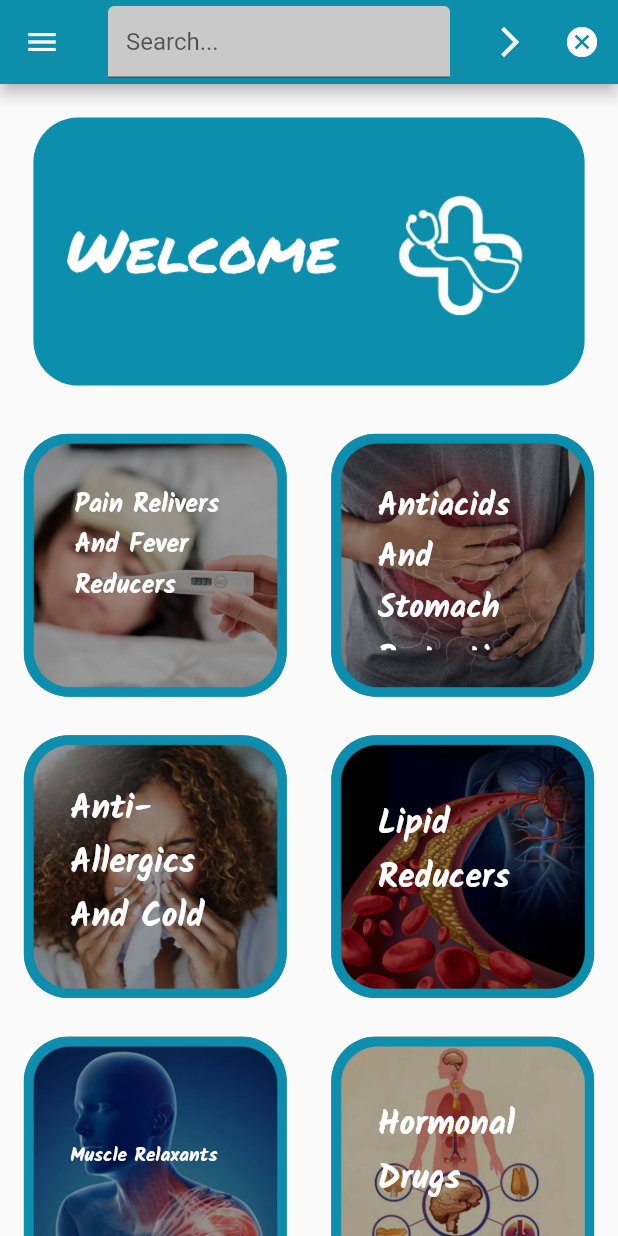
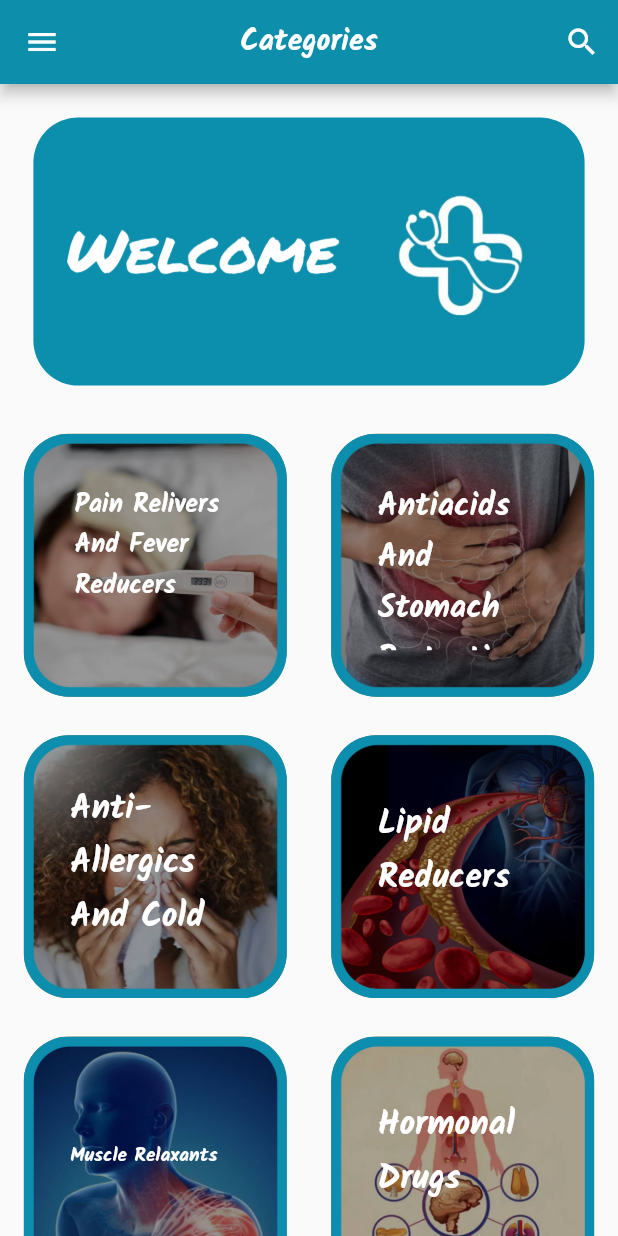
Before and after one commit to naghamlatefa/pharmacy_11, a Flutter app: the categories screen opened directly, after a tap on the "search" icon, on a phone screen of 412 x 824 dp. Run offline on Flutter 3.47's test engine with Material 2 defaults, Android fonts, the phone set to English and light mode, and no system bars; our stand-ins replace awesome_notifications, bordered_text, get, image_picker; missing offline and left inert: cron, dart:ffi; network calls fail.

Commit message:
Add files via upload

```diff
--- a/lib/addamed.dart
+++ b/lib/addamed.dart
@@ -19,7 +19,7 @@ class _addamedState extends State<addamed> {
     var headers = {
       'Content-Type': 'application/json',
       'Accept': 'application/json',
-      'Authorization': Token
+      'Authorization': 'Bearer $Token'
     };
     var request = http.MultipartRequest('POST', Uri.parse('$url/api/user/asSupplier/medicine/add'));
     request.fields.addAll({
@@ -335,6 +335,7 @@ class _addamedState extends State<addamed> {
 
           ),
         Container(margin: EdgeInsets.symmetric(horizontal: 10),
+            child: Expanded(
               child: DropdownButtonFormField(
                 dropdownColor: Color.fromRGBO(201, 201, 201, 1),
                 decoration: InputDecoration(
@@ -394,7 +395,8 @@ class _addamedState extends State<addamed> {
                 });
               },
                 value: selectedcategory,
-              validator: (value) => value == null ? 'Please choose the category'.tr : null)),
+                validator: (value) => value == null ? 'Please choose the category'.tr : null),
+            )),
             Padding(
             padding: const EdgeInsets.all(10.0),
             child: TextFormField(
--- a/lib/allmeds.dart
+++ b/lib/allmeds.dart
@@ -19,7 +19,7 @@ import 'main.dart';
    Future getallMeds() async {
      var response = await http.get(Uri.parse('$url/api/user/asSupplier/medicine/all'),
          headers:<String,String>{
-           'Authorization': Token,
+           'Authorization': 'Bearer $Token',
          });
      var responsebody=jsonDecode(response.body);
      setState(() {
@@ -38,7 +38,7 @@ import 'main.dart';
          },
 
          headers:<String,String>{
-           'Authorization': Token,
+           'Authorization': 'Bearer $Token',
          }
      );
      if(response3.statusCode==200){
--- a/lib/categories.dart
+++ b/lib/categories.dart
@@ -14,16 +14,8 @@ class categories extends StatefulWidget {
 }
 class _categoriesState extends State<categories> {
 
-  Icon cusIcon = Icon(Icons.search);
-  bool ispressed=false;
-  Widget cusBar= Text("Categories",style: TextStyle(fontFamily:'Kalam',fontWeight: FontWeight.w700),);
-  Widget cusSearch= TextFormField(
-      cursorColor: Color.fromRGBO(13,142,171, 1),
-      decoration: InputDecoration(
-          fillColor: Color.fromRGBO(201, 201, 201, 100),
-          filled: true,
-          hintText: 'Search...'
-      ),);
+
+
   @override
   void initState() {
     super.initState();
@@ -34,26 +26,15 @@ class _categoriesState extends State<categories> {
     double screenwidth= MediaQuery.of(context).size.width;
     return  Scaffold(
       drawer: drawer(),
-      appBar: AppBar(title: ispressed? cusSearch:cusBar,
+      appBar: AppBar(title:Text("Categories",style: TextStyle(fontFamily:'Kalam',fontWeight: FontWeight.w700),),
       centerTitle: true,
       backgroundColor:  Color.fromRGBO(13,142,171, 1),
-     actions: [ispressed? Row(
-       children: [IconButton(onPressed: (){}, icon: Icon(Icons.arrow_forward_ios))
-        , IconButton(icon: ispressed? Icon(Icons.cancel):Icon(Icons.search),
-             onPressed: (){
-            setState(() {
-              ispressed= !ispressed;
-            });
-         } ),
-       ],
-     ):IconButton(icon: ispressed? Icon(Icons.cancel):Icon(Icons.search),
-    onPressed: (){
-    setState(() {
-    ispressed= !ispressed;
-    });
-    })],
-      ),
-      body:ListView(
+     actions: <Widget>[IconButton(icon: Icon(Icons.search),
+      onPressed: (){},
+    )]),
+
+
+    body:ListView(
         padding: EdgeInsets.all(screenwidth/26),
         children: <Widget> [Container(padding: EdgeInsets.all(screenheight/128.5),height: screenheight/4.3,width: screenwidth/1.09,
           child: Stack(
--- a/lib/main.dart
+++ b/lib/main.dart
@@ -53,7 +53,7 @@ class MyApp extends StatelessWidget{
     },
     child: GetMaterialApp(
         debugShowCheckedModeBanner: false ,
-        home:  categories(),
+        home:  login(),
       locale: Get.deviceLocale,
       translations : Mylocal(),
     ),
--- a/lib/medinfo.dart
+++ b/lib/medinfo.dart
@@ -22,7 +22,7 @@ class _medinfoState extends State<medinfo> {
   Future getmedinfo() async {
     var response = await http.get(Uri.parse('$url/api/user/show_medicines/${widget.MedID}'),
         headers:<String,String>{
-          'Authorization': Token,
+          'Authorization': 'Bearer $Token',
         });
     var responsebody=jsonDecode(response.body);
     setState(() {
--- a/lib/supplyinfo.dart
+++ b/lib/supplyinfo.dart
@@ -21,7 +21,7 @@ class _suppinfoState extends State<suppinfo> {
   Future getsupplyinfo() async {
     var response = await http.get(Uri.parse('$url/api/user/asSupplier/supply/show/${widget.suppID}'),
         headers:<String,String>{
-          'Authorization': Token,
+          'Authorization': 'Bearer $Token',
         });
     var responsebody=jsonDecode(response.body);
     setState(() {
```
Also changed, not shown: lib/categorymeds.dart (+5 -27 lines), lib/comments.dart (+2 -2 lines), lib/forget_password.dart (+10 -42 lines), lib/providerstorage.dart (+4 -4 lines). Lines whose indentation alone changed are shown as unchanged.
